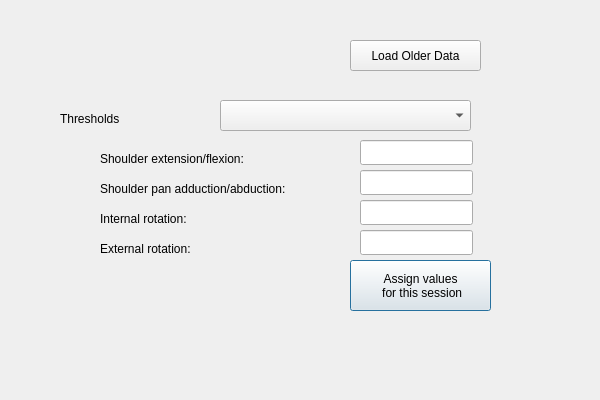
Old version of the form ui/threshold_selection_window.ui in the repository frdedynamics/Appihr_project_helse_frde.
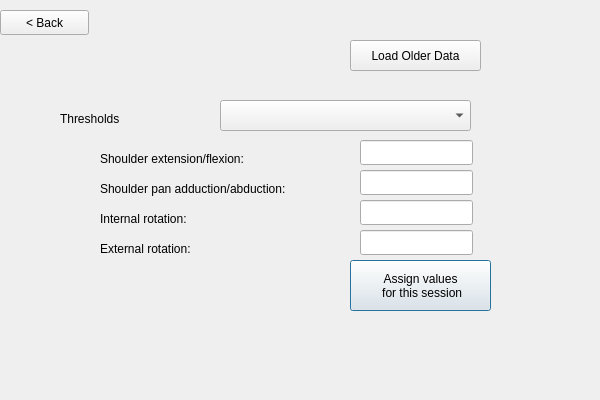
New version of the form.

The edit to the form file:
```diff
--- a/ui/threshold_selection_window.ui
+++ b/ui/threshold_selection_window.ui
@@ -161,6 +161,19 @@
     <string>Load Older Data</string>
    </property>
   </widget>
+  <widget class="QPushButton" name="button_back">
+   <property name="geometry">
+    <rect>
+     <x>0</x>
+     <y>10</y>
+     <width>89</width>
+     <height>25</height>
+    </rect>
+   </property>
+   <property name="text">
+    <string>&lt; Back</string>
+   </property>
+  </widget>
  </widget>
  <resources/>
  <connections/>
```
